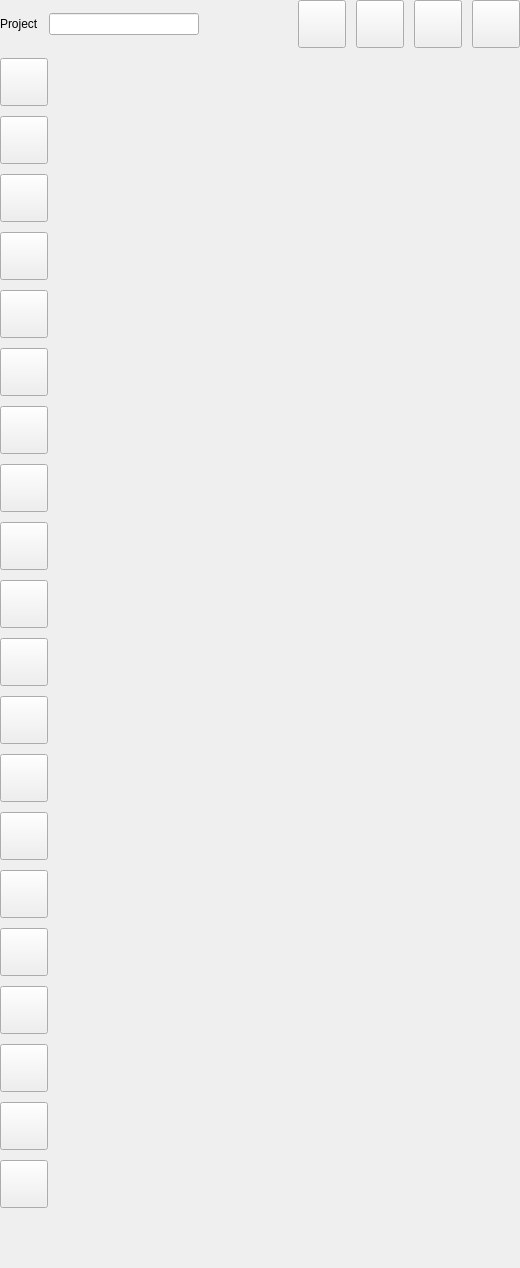
The window that src/Editor/EditorActionBar.ui (RemotelyChaotic/JOIPEngine) describes before a commit, drawn with Qt 5.
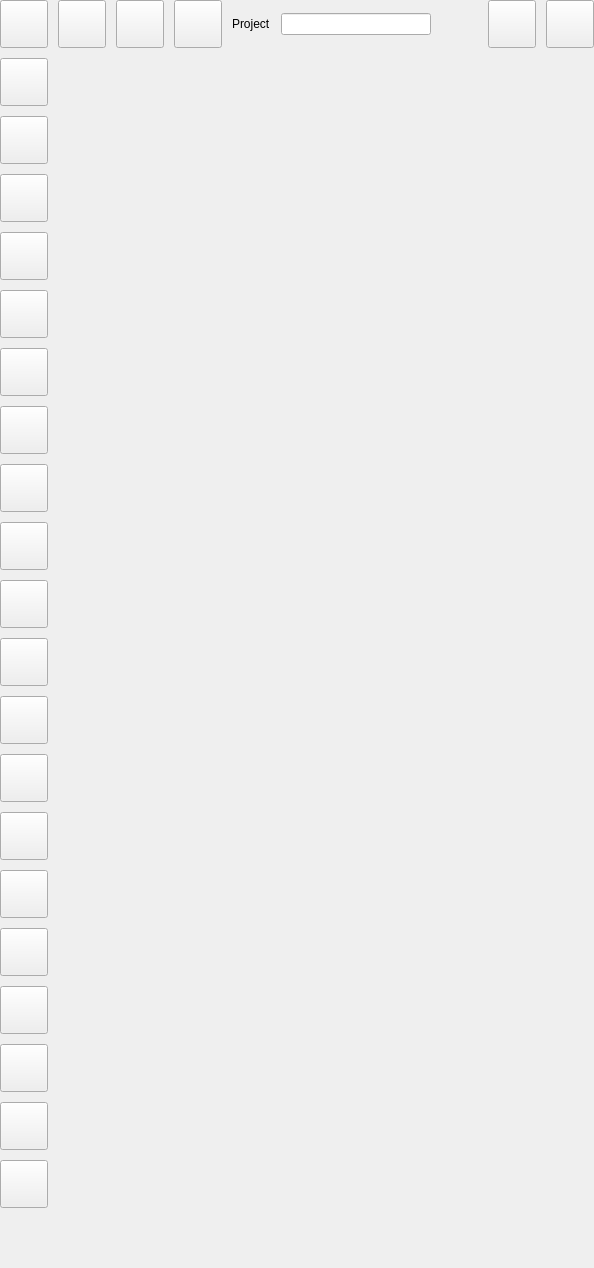
The same window after the commit. Custom widgets are drawn as their Qt base class.

Commit message: QUndoStack & first Commands implemented

What changed in the file:
```diff
--- a/src/Editor/EditorActionBar.ui
+++ b/src/Editor/EditorActionBar.ui
@@ -6,7 +6,7 @@
    <rect>
     <x>0</x>
     <y>0</y>
-    <width>520</width>
+    <width>594</width>
     <height>1268</height>
    </rect>
   </property>
@@ -71,6 +71,130 @@
       <property name="bottomMargin">
        <number>0</number>
       </property>
+      <item>
+       <widget class="CShortcutButton" name="SaveButton">
+        <property name="sizePolicy">
+         <sizepolicy hsizetype="Fixed" vsizetype="Fixed">
+          <horstretch>48</horstretch>
+          <verstretch>48</verstretch>
+         </sizepolicy>
+        </property>
+        <property name="minimumSize">
+         <size>
+          <width>48</width>
+          <height>48</height>
+         </size>
+        </property>
+        <property name="toolTip">
+         <string>Save</string>
+        </property>
+        <property name="text">
+         <string/>
+        </property>
+        <property name="iconSize">
+         <size>
+          <width>48</width>
+          <height>48</height>
+         </size>
+        </property>
+       </widget>
+      </item>
+      <item>
+       <widget class="CShortcutButton" name="UndoButton">
+        <property name="sizePolicy">
+         <sizepolicy hsizetype="Fixed" vsizetype="Fixed">
+          <horstretch>0</horstretch>
+          <verstretch>0</verstretch>
+         </sizepolicy>
+        </property>
+        <property name="minimumSize">
+         <size>
+          <width>48</width>
+          <height>48</height>
+         </size>
+        </property>
+        <property name="maximumSize">
+         <size>
+          <width>48</width>
+          <height>48</height>
+         </size>
+        </property>
+        <property name="toolTip">
+         <string>Undo</string>
+        </property>
+        <property name="text">
+         <string/>
+        </property>
+        <property name="iconSize">
+         <size>
+          <width>48</width>
+          <height>48</height>
+         </size>
+        </property>
+       </widget>
+      </item>
+      <item>
+       <widget class="CShortcutButton" name="RedoButton">
+        <property name="sizePolicy">
+         <sizepolicy hsizetype="Fixed" vsizetype="Fixed">
+          <horstretch>0</horstretch>
+          <verstretch>0</verstretch>
+         </sizepolicy>
+        </property>
+        <property name="minimumSize">
+         <size>
+          <width>48</width>
+          <height>48</height>
+         </size>
+        </property>
+        <property name="maximumSize">
+         <size>
+          <width>48</width>
+          <height>48</height>
+         </size>
+        </property>
+        <property name="toolTip">
+         <string>Redo</string>
+        </property>
+        <property name="text">
+         <string/>
+        </property>
+        <property name="iconSize">
+         <size>
+          <width>48</width>
+          <height>48</height>
+         </size>
+        </property>
+       </widget>
+      </item>
+      <item>
+       <widget class="CShortcutButton" name="ExportButton">
+        <property name="minimumSize">
+         <size>
+          <width>48</width>
+          <height>48</height>
+         </size>
+        </property>
+        <property name="maximumSize">
+         <size>
+          <width>48</width>
+          <height>48</height>
+         </size>
+        </property>
+        <property name="toolTip">
+         <string>Export project to bundle</string>
+        </property>
+        <property name="text">
+         <string/>
+        </property>
+        <property name="iconSize">
+         <size>
+          <width>48</width>
+          <height>48</height>
+         </size>
+        </property>
+       </widget>
+      </item>
       <item>
        <widget class="QLabel" name="pProjectLabel">
         <property name="text">
@@ -144,62 +268,6 @@
         </property>
        </spacer>
       </item>
-      <item>
-       <widget class="CShortcutButton" name="SaveButton">
-        <property name="sizePolicy">
-         <sizepolicy hsizetype="Fixed" vsizetype="Fixed">
-          <horstretch>48</horstretch>
-          <verstretch>48</verstretch>
-         </sizepolicy>
-        </property>
-        <property name="minimumSize">
-         <size>
-          <width>48</width>
-          <height>48</height>
-         </size>
-        </property>
-        <property name="toolTip">
-         <string>Save</string>
-        </property>
-        <property name="text">
-         <string/>
-        </property>
-        <property name="iconSize">
-         <size>
-          <width>48</width>
-          <height>48</height>
-         </size>
-        </property>
-       </widget>
-      </item>
-      <item>
-       <widget class="CShortcutButton" name="ExportButton">
-        <property name="minimumSize">
-         <size>
-          <width>48</width>
-          <height>48</height>
-         </size>
-        </property>
-        <property name="maximumSize">
-         <size>
-          <width>48</width>
-          <height>48</height>
-         </size>
-        </property>
-        <property name="toolTip">
-         <string>Export project to bundle</string>
-        </property>
-        <property name="text">
-         <string/>
-        </property>
-        <property name="iconSize">
-         <size>
-          <width>48</width>
-          <height>48</height>
-         </size>
-        </property>
-       </widget>
-      </item>
       <item>
        <widget class="CShortcutButton" name="HelpButton">
         <property name="minimumSize">
```
The commit also changes 12 other files.
